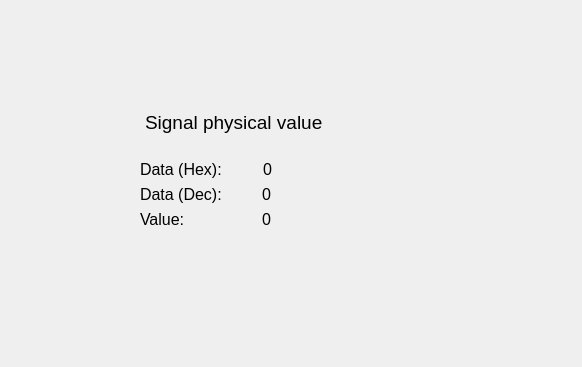
First picture: the form in BusConfigUI/CanMessageSimulator.ui, repository Patryk-97/BusConfig, before the edit; both pictures show x 618 to 1200 and y 0 to 367 of the 1200 by 800 pixel window.
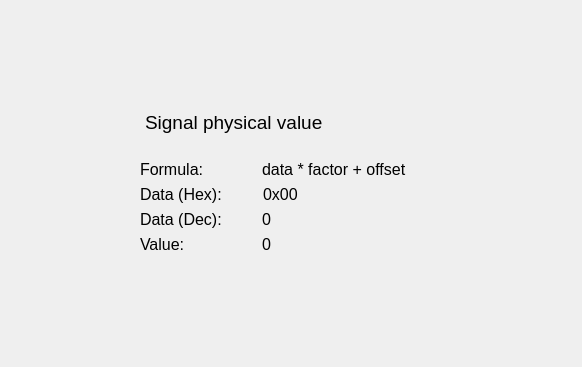
Second picture: the form after the edit.

Commit message: Improving can message simulator

The edit to the form file:
```diff
--- a/BusConfigUI/CanMessageSimulator.ui
+++ b/BusConfigUI/CanMessageSimulator.ui
@@ -379,7 +379,7 @@
           </property>
          </widget>
         </item>
-        <item row="2" column="0">
+        <item row="3" column="0">
          <widget class="QLabel" name="label">
           <property name="font">
            <font>
@@ -391,8 +391,8 @@
           </property>
          </widget>
         </item>
-        <item row="2" column="1">
-         <widget class="QLabel" name="label_2">
+        <item row="3" column="1">
+         <widget class="QLabel" name="label_DataHex">
           <property name="font">
            <font>
             <pointsize>12</pointsize>
@@ -404,14 +404,14 @@
 }</string>
           </property>
           <property name="text">
-           <string>0</string>
+           <string>0x00</string>
           </property>
           <property name="alignment">
            <set>Qt::AlignJustify|Qt::AlignVCenter</set>
           </property>
          </widget>
         </item>
-        <item row="3" column="0">
+        <item row="4" column="0">
          <widget class="QLabel" name="label_3">
           <property name="font">
            <font>
@@ -423,8 +423,8 @@
           </property>
          </widget>
         </item>
-        <item row="3" column="1">
-         <widget class="QLabel" name="label_4">
+        <item row="4" column="1">
+         <widget class="QLabel" name="label_DataDec">
           <property name="font">
            <font>
             <pointsize>12</pointsize>
@@ -440,7 +440,7 @@
           </property>
          </widget>
         </item>
-        <item row="4" column="0">
+        <item row="5" column="0">
          <widget class="QLabel" name="label_5">
           <property name="font">
            <font>
@@ -452,8 +452,8 @@
           </property>
          </widget>
         </item>
-        <item row="4" column="1">
-         <widget class="QLabel" name="label_6">
+        <item row="5" column="1">
+         <widget class="QLabel" name="label_Value">
           <property name="font">
            <font>
             <pointsize>12</pointsize>
@@ -469,6 +469,35 @@
           </property>
          </widget>
         </item>
+        <item row="2" column="0">
+         <widget class="QLabel" name="label_2">
+          <property name="font">
+           <font>
+            <pointsize>12</pointsize>
+           </font>
+          </property>
+          <property name="text">
+           <string>Formula:</string>
+          </property>
+         </widget>
+        </item>
+        <item row="2" column="1">
+         <widget class="QLabel" name="label_4">
+          <property name="font">
+           <font>
+            <pointsize>12</pointsize>
+           </font>
+          </property>
+          <property name="styleSheet">
+           <string notr="true">QLabel {
+	margin-left: 30px;
+}</string>
+          </property>
+          <property name="text">
+           <string>data * factor + offset</string>
+          </property>
+         </widget>
+        </item>
        </layout>
       </widget>
      </item>
```
Left out of the diff: 18 changed lines with no effect on the pictures. The commit also changes 4 other files.
